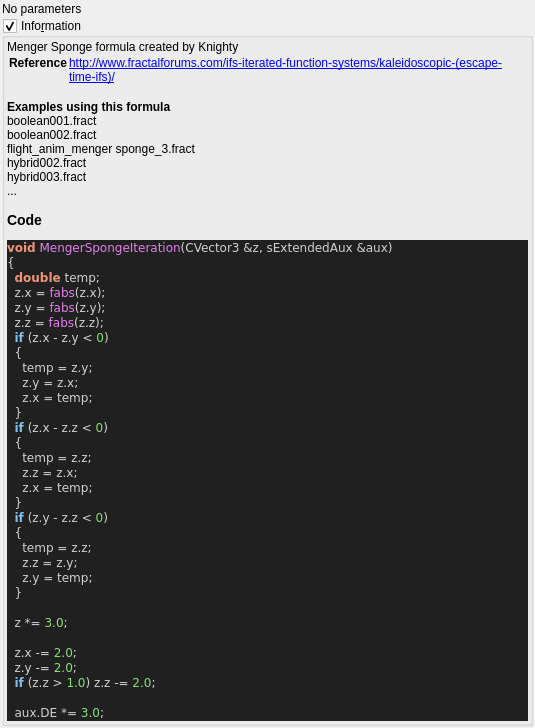
Before: the Qt Designer form mandelbulber2/qt_data/fractal_menger_sponge.ui in buddhi1980/mandelbulber2, drawn with Qt 5.
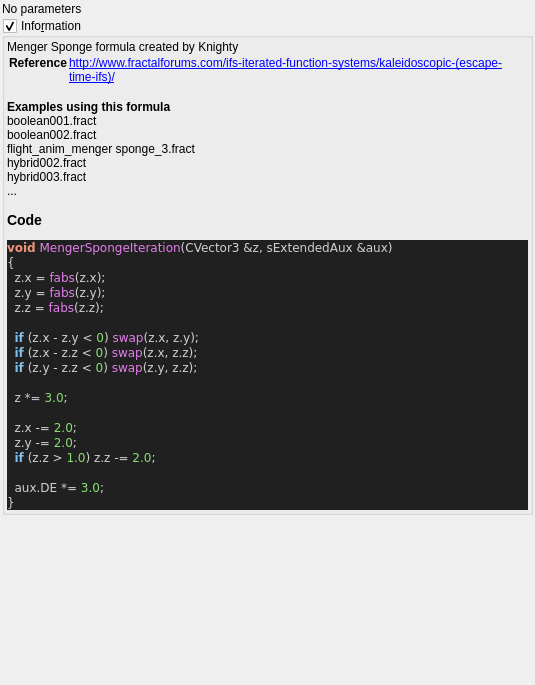
After: the same form once the commit is applied. Custom widgets are drawn as their Qt base class.

```diff
--- a/mandelbulber2/qt_data/fractal_menger_sponge.ui
+++ b/mandelbulber2/qt_data/fractal_menger_sponge.ui
@@ -74,28 +74,13 @@
 &lt;body style=&quot;background-color:#202020&quot;&gt;
 &lt;pre style=&quot;color:#d0d0d0; background-color:#202020;  font-family:'Courier New',monospace;&quot;&gt;&lt;span style=&quot;color:#f09479; font-weight:bold&quot;&gt;void&lt;/span&gt; &lt;span style=&quot;color:#e47eed&quot;&gt;MengerSpongeIteration&lt;/span&gt;&lt;span style=&quot;color:#d0d0d0&quot;&gt;(&lt;/span&gt;CVector3 &lt;span style=&quot;color:#d0d0d0&quot;&gt;&amp;amp;&lt;/span&gt;z&lt;span style=&quot;color:#d0d0d0&quot;&gt;,&lt;/span&gt; sExtendedAux &lt;span style=&quot;color:#d0d0d0&quot;&gt;&amp;amp;&lt;/span&gt;aux&lt;span style=&quot;color:#d0d0d0&quot;&gt;)&lt;/span&gt;
 &lt;span style=&quot;color:#d0d0d0&quot;&gt;{&lt;/span&gt;
-  &lt;span style=&quot;color:#f09479; font-weight:bold&quot;&gt;double&lt;/span&gt; temp&lt;span style=&quot;color:#d0d0d0&quot;&gt;;&lt;/span&gt;
   z&lt;span style=&quot;color:#d0d0d0&quot;&gt;.&lt;/span&gt;x &lt;span style=&quot;color:#d0d0d0&quot;&gt;=&lt;/span&gt; &lt;span style=&quot;color:#e47eed&quot;&gt;fabs&lt;/span&gt;&lt;span style=&quot;color:#d0d0d0&quot;&gt;(&lt;/span&gt;z&lt;span style=&quot;color:#d0d0d0&quot;&gt;.&lt;/span&gt;x&lt;span style=&quot;color:#d0d0d0&quot;&gt;);&lt;/span&gt;
   z&lt;span style=&quot;color:#d0d0d0&quot;&gt;.&lt;/span&gt;y &lt;span style=&quot;color:#d0d0d0&quot;&gt;=&lt;/span&gt; &lt;span style=&quot;color:#e47eed&quot;&gt;fabs&lt;/span&gt;&lt;span style=&quot;color:#d0d0d0&quot;&gt;(&lt;/span&gt;z&lt;span style=&quot;color:#d0d0d0&quot;&gt;.&lt;/span&gt;y&lt;span style=&quot;color:#d0d0d0&quot;&gt;);&lt;/span&gt;
   z&lt;span style=&quot;color:#d0d0d0&quot;&gt;.&lt;/span&gt;z &lt;span style=&quot;color:#d0d0d0&quot;&gt;=&lt;/span&gt; &lt;span style=&quot;color:#e47eed&quot;&gt;fabs&lt;/span&gt;&lt;span style=&quot;color:#d0d0d0&quot;&gt;(&lt;/span&gt;z&lt;span style=&quot;color:#d0d0d0&quot;&gt;.&lt;/span&gt;z&lt;span style=&quot;color:#d0d0d0&quot;&gt;);&lt;/span&gt;
-  &lt;span style=&quot;color:#7ec0ee; font-weight:bold&quot;&gt;if&lt;/span&gt; &lt;span style=&quot;color:#d0d0d0&quot;&gt;(&lt;/span&gt;z&lt;span style=&quot;color:#d0d0d0&quot;&gt;.&lt;/span&gt;x &lt;span style=&quot;color:#d0d0d0&quot;&gt;-&lt;/span&gt; z&lt;span style=&quot;color:#d0d0d0&quot;&gt;.&lt;/span&gt;y &lt;span style=&quot;color:#d0d0d0&quot;&gt;&amp;lt;&lt;/span&gt; &lt;span style=&quot;color:#87df71&quot;&gt;0&lt;/span&gt;&lt;span style=&quot;color:#d0d0d0&quot;&gt;)&lt;/span&gt;
-  &lt;span style=&quot;color:#d0d0d0&quot;&gt;{&lt;/span&gt;
-    temp &lt;span style=&quot;color:#d0d0d0&quot;&gt;=&lt;/span&gt; z&lt;span style=&quot;color:#d0d0d0&quot;&gt;.&lt;/span&gt;y&lt;span style=&quot;color:#d0d0d0&quot;&gt;;&lt;/span&gt;
-    z&lt;span style=&quot;color:#d0d0d0&quot;&gt;.&lt;/span&gt;y &lt;span style=&quot;color:#d0d0d0&quot;&gt;=&lt;/span&gt; z&lt;span style=&quot;color:#d0d0d0&quot;&gt;.&lt;/span&gt;x&lt;span style=&quot;color:#d0d0d0&quot;&gt;;&lt;/span&gt;
-    z&lt;span style=&quot;color:#d0d0d0&quot;&gt;.&lt;/span&gt;x &lt;span style=&quot;color:#d0d0d0&quot;&gt;=&lt;/span&gt; temp&lt;span style=&quot;color:#d0d0d0&quot;&gt;;&lt;/span&gt;
-  &lt;span style=&quot;color:#d0d0d0&quot;&gt;}&lt;/span&gt;
-  &lt;span style=&quot;color:#7ec0ee; font-weight:bold&quot;&gt;if&lt;/span&gt; &lt;span style=&quot;color:#d0d0d0&quot;&gt;(&lt;/span&gt;z&lt;span style=&quot;color:#d0d0d0&quot;&gt;.&lt;/span&gt;x &lt;span style=&quot;color:#d0d0d0&quot;&gt;-&lt;/span&gt; z&lt;span style=&quot;color:#d0d0d0&quot;&gt;.&lt;/span&gt;z &lt;span style=&quot;color:#d0d0d0&quot;&gt;&amp;lt;&lt;/span&gt; &lt;span style=&quot;color:#87df71&quot;&gt;0&lt;/span&gt;&lt;span style=&quot;color:#d0d0d0&quot;&gt;)&lt;/span&gt;
-  &lt;span style=&quot;color:#d0d0d0&quot;&gt;{&lt;/span&gt;
-    temp &lt;span style=&quot;color:#d0d0d0&quot;&gt;=&lt;/span&gt; z&lt;span style=&quot;color:#d0d0d0&quot;&gt;.&lt;/span&gt;z&lt;span style=&quot;color:#d0d0d0&quot;&gt;;&lt;/span&gt;
-    z&lt;span style=&quot;color:#d0d0d0&quot;&gt;.&lt;/span&gt;z &lt;span style=&quot;color:#d0d0d0&quot;&gt;=&lt;/span&gt; z&lt;span style=&quot;color:#d0d0d0&quot;&gt;.&lt;/span&gt;x&lt;span style=&quot;color:#d0d0d0&quot;&gt;;&lt;/span&gt;
-    z&lt;span style=&quot;color:#d0d0d0&quot;&gt;.&lt;/span&gt;x &lt;span style=&quot;color:#d0d0d0&quot;&gt;=&lt;/span&gt; temp&lt;span style=&quot;color:#d0d0d0&quot;&gt;;&lt;/span&gt;
-  &lt;span style=&quot;color:#d0d0d0&quot;&gt;}&lt;/span&gt;
-  &lt;span style=&quot;color:#7ec0ee; font-weight:bold&quot;&gt;if&lt;/span&gt; &lt;span style=&quot;color:#d0d0d0&quot;&gt;(&lt;/span&gt;z&lt;span style=&quot;color:#d0d0d0&quot;&gt;.&lt;/span&gt;y &lt;span style=&quot;color:#d0d0d0&quot;&gt;-&lt;/span&gt; z&lt;span style=&quot;color:#d0d0d0&quot;&gt;.&lt;/span&gt;z &lt;span style=&quot;color:#d0d0d0&quot;&gt;&amp;lt;&lt;/span&gt; &lt;span style=&quot;color:#87df71&quot;&gt;0&lt;/span&gt;&lt;span style=&quot;color:#d0d0d0&quot;&gt;)&lt;/span&gt;
-  &lt;span style=&quot;color:#d0d0d0&quot;&gt;{&lt;/span&gt;
-    temp &lt;span style=&quot;color:#d0d0d0&quot;&gt;=&lt;/span&gt; z&lt;span style=&quot;color:#d0d0d0&quot;&gt;.&lt;/span&gt;z&lt;span style=&quot;color:#d0d0d0&quot;&gt;;&lt;/span&gt;
-    z&lt;span style=&quot;color:#d0d0d0&quot;&gt;.&lt;/span&gt;z &lt;span style=&quot;color:#d0d0d0&quot;&gt;=&lt;/span&gt; z&lt;span style=&quot;color:#d0d0d0&quot;&gt;.&lt;/span&gt;y&lt;span style=&quot;color:#d0d0d0&quot;&gt;;&lt;/span&gt;
-    z&lt;span style=&quot;color:#d0d0d0&quot;&gt;.&lt;/span&gt;y &lt;span style=&quot;color:#d0d0d0&quot;&gt;=&lt;/span&gt; temp&lt;span style=&quot;color:#d0d0d0&quot;&gt;;&lt;/span&gt;
-  &lt;span style=&quot;color:#d0d0d0&quot;&gt;}&lt;/span&gt;
+
+  &lt;span style=&quot;color:#7ec0ee; font-weight:bold&quot;&gt;if&lt;/span&gt; &lt;span style=&quot;color:#d0d0d0&quot;&gt;(&lt;/span&gt;z&lt;span style=&quot;color:#d0d0d0&quot;&gt;.&lt;/span&gt;x &lt;span style=&quot;color:#d0d0d0&quot;&gt;-&lt;/span&gt; z&lt;span style=&quot;color:#d0d0d0&quot;&gt;.&lt;/span&gt;y &lt;span style=&quot;color:#d0d0d0&quot;&gt;&amp;lt;&lt;/span&gt; &lt;span style=&quot;color:#87df71&quot;&gt;0&lt;/span&gt;&lt;span style=&quot;color:#d0d0d0&quot;&gt;)&lt;/span&gt; &lt;span style=&quot;color:#e47eed&quot;&gt;swap&lt;/span&gt;&lt;span style=&quot;color:#d0d0d0&quot;&gt;(&lt;/span&gt;z&lt;span style=&quot;color:#d0d0d0&quot;&gt;.&lt;/span&gt;x&lt;span style=&quot;color:#d0d0d0&quot;&gt;,&lt;/span&gt; z&lt;span style=&quot;color:#d0d0d0&quot;&gt;.&lt;/span&gt;y&lt;span style=&quot;color:#d0d0d0&quot;&gt;);&lt;/span&gt;
+  &lt;span style=&quot;color:#7ec0ee; font-weight:bold&quot;&gt;if&lt;/span&gt; &lt;span style=&quot;color:#d0d0d0&quot;&gt;(&lt;/span&gt;z&lt;span style=&quot;color:#d0d0d0&quot;&gt;.&lt;/span&gt;x &lt;span style=&quot;color:#d0d0d0&quot;&gt;-&lt;/span&gt; z&lt;span style=&quot;color:#d0d0d0&quot;&gt;.&lt;/span&gt;z &lt;span style=&quot;color:#d0d0d0&quot;&gt;&amp;lt;&lt;/span&gt; &lt;span style=&quot;color:#87df71&quot;&gt;0&lt;/span&gt;&lt;span style=&quot;color:#d0d0d0&quot;&gt;)&lt;/span&gt; &lt;span style=&quot;color:#e47eed&quot;&gt;swap&lt;/span&gt;&lt;span style=&quot;color:#d0d0d0&quot;&gt;(&lt;/span&gt;z&lt;span style=&quot;color:#d0d0d0&quot;&gt;.&lt;/span&gt;x&lt;span style=&quot;color:#d0d0d0&quot;&gt;,&lt;/span&gt; z&lt;span style=&quot;color:#d0d0d0&quot;&gt;.&lt;/span&gt;z&lt;span style=&quot;color:#d0d0d0&quot;&gt;);&lt;/span&gt;
+  &lt;span style=&quot;color:#7ec0ee; font-weight:bold&quot;&gt;if&lt;/span&gt; &lt;span style=&quot;color:#d0d0d0&quot;&gt;(&lt;/span&gt;z&lt;span style=&quot;color:#d0d0d0&quot;&gt;.&lt;/span&gt;y &lt;span style=&quot;color:#d0d0d0&quot;&gt;-&lt;/span&gt; z&lt;span style=&quot;color:#d0d0d0&quot;&gt;.&lt;/span&gt;z &lt;span style=&quot;color:#d0d0d0&quot;&gt;&amp;lt;&lt;/span&gt; &lt;span style=&quot;color:#87df71&quot;&gt;0&lt;/span&gt;&lt;span style=&quot;color:#d0d0d0&quot;&gt;)&lt;/span&gt; &lt;span style=&quot;color:#e47eed&quot;&gt;swap&lt;/span&gt;&lt;span style=&quot;color:#d0d0d0&quot;&gt;(&lt;/span&gt;z&lt;span style=&quot;color:#d0d0d0&quot;&gt;.&lt;/span&gt;y&lt;span style=&quot;color:#d0d0d0&quot;&gt;,&lt;/span&gt; z&lt;span style=&quot;color:#d0d0d0&quot;&gt;.&lt;/span&gt;z&lt;span style=&quot;color:#d0d0d0&quot;&gt;);&lt;/span&gt;
 
   z &lt;span style=&quot;color:#d0d0d0&quot;&gt;*=&lt;/span&gt; &lt;span style=&quot;color:#87df71&quot;&gt;3.0&lt;/span&gt;&lt;span style=&quot;color:#d0d0d0&quot;&gt;;&lt;/span&gt;
 
```
